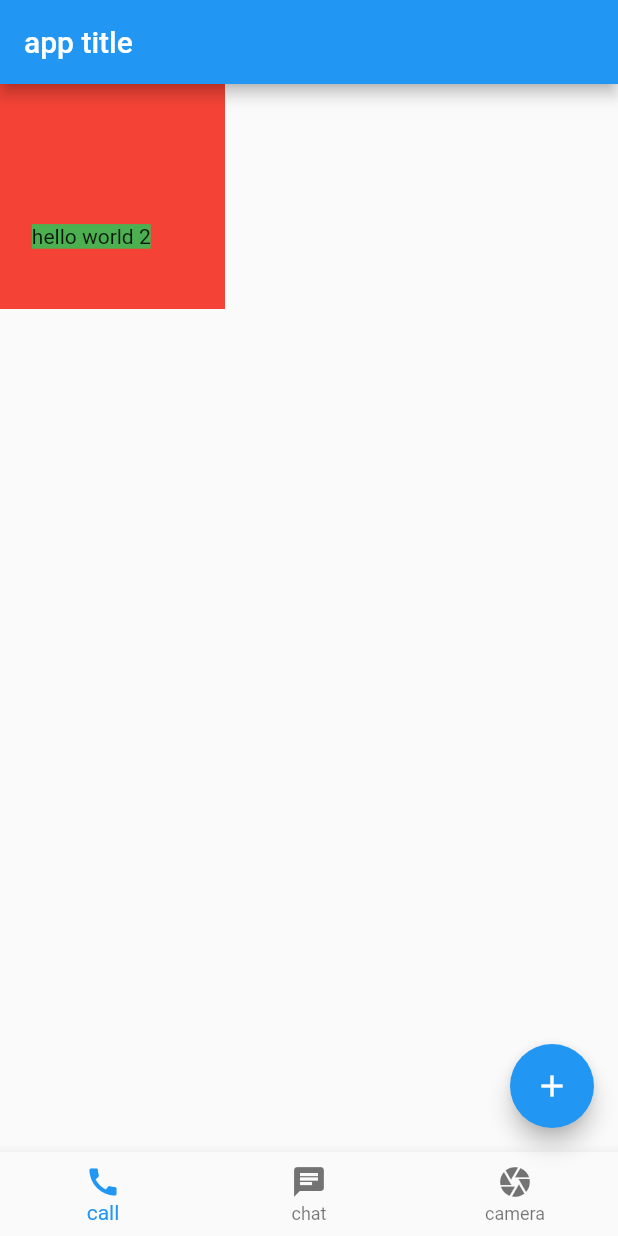
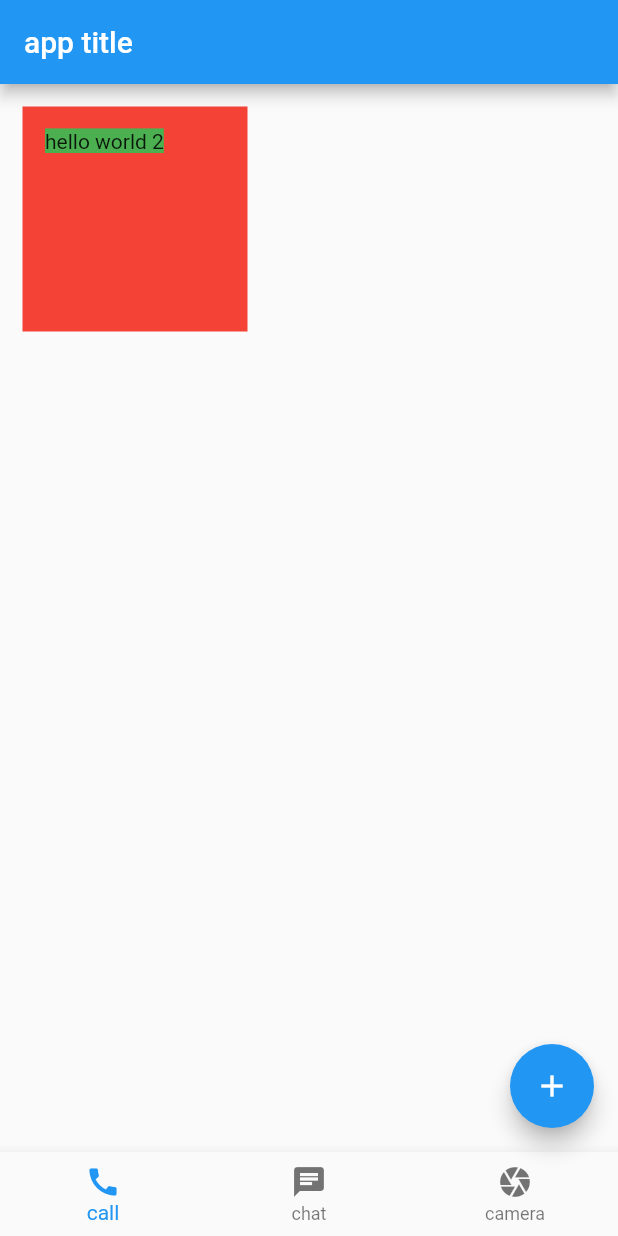
Before and after one commit to netTrek-Flutter/swr-flutter-2, a Flutter app: the screen it shows after launch, on a phone screen of 412 x 824 dp. Run offline on Flutter 3.47's test engine with Material 2 defaults, Android fonts, the phone set to English and light mode, and no system bars.

Commit message:
Container - part 2

```diff
--- a/lib/samples/container_sample.dart
+++ b/lib/samples/container_sample.dart
@@ -8,18 +8,39 @@ class ContainerSample extends StatelessWidget {
   Widget build(BuildContext context) {
     // return const SizedBox(
     //   width: 150,
+    //   height: 150,
     //   child: ColoredBox(
     //     color: Colors.green,
-    //     child: Text('hello'),
+    //     child: Padding(
+    //       padding: EdgeInsets.all(8.0),
+    //       child: Text(
+    //         'hello',
+    //         style: TextStyle(backgroundColor: Colors.red),
+    //       ),
+    //     ),
     //   ),
     // );
     return Container(
       width: 150,
       height: 150,
+
+      // constraints: const BoxConstraints(
+      //   maxWidth: 100,
+      //   minWidth: 50,
+      //   maxHeight: 150,
+      //   minHeight: 150,
+      // ),
+
       color: Colors.red,
+
+      padding: const EdgeInsets.all(15),
+      margin: const EdgeInsets.all(15),
+      // padding: const EdgeInsets.only(left: 15),
       // alignment: Alignment.center,
       // alignment: Alignment.bottomRight,
-      alignment: const Alignment(-0.4, 0.4),
+      // alignment: const Alignment(-0.4, 0.4),
+      // alignment: FractionalOffset.topLeft,
+      // alignment: FractionalOffset(0.0, 0.0),
       child: const Text(
         'hello world 2',
         style: TextStyle(backgroundColor: Colors.green),
```
